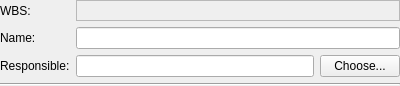
Above: plan/libs/ui/kptsummarytaskgeneralpanelbase.ui from KDE/calligra before the change. Below: the same form after it.
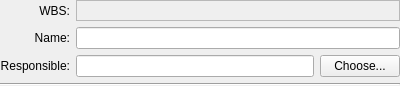
That is the form after the change. Custom widgets are drawn as their Qt base class.

Commit message: Right-align more labels in Plan's UI

```diff
--- a/plan/libs/ui/kptsummarytaskgeneralpanelbase.ui
+++ b/plan/libs/ui/kptsummarytaskgeneralpanelbase.ui
@@ -34,6 +34,9 @@
        <property name="wordWrap">
         <bool>false</bool>
        </property>
+       <property name="alignment">
+        <set>Qt::AlignRight|Qt::AlignTrailing|Qt::AlignVCenter</set>
+       </property>
       </widget>
      </item>
      <item row="1" column="0">
@@ -47,6 +50,9 @@
        <property name="wordWrap">
         <bool>false</bool>
        </property>
+       <property name="alignment">
+        <set>Qt::AlignRight|Qt::AlignTrailing|Qt::AlignVCenter</set>
+       </property>
        <property name="buddy">
         <cstring>namefield</cstring>
        </property>
@@ -81,6 +87,9 @@
        <property name="wordWrap">
         <bool>false</bool>
        </property>
+       <property name="alignment">
+        <set>Qt::AlignRight|Qt::AlignTrailing|Qt::AlignVCenter</set>
+       </property>
        <property name="buddy">
         <cstring>leaderfield</cstring>
        </property>
```
The commit also changes 5 other files.
